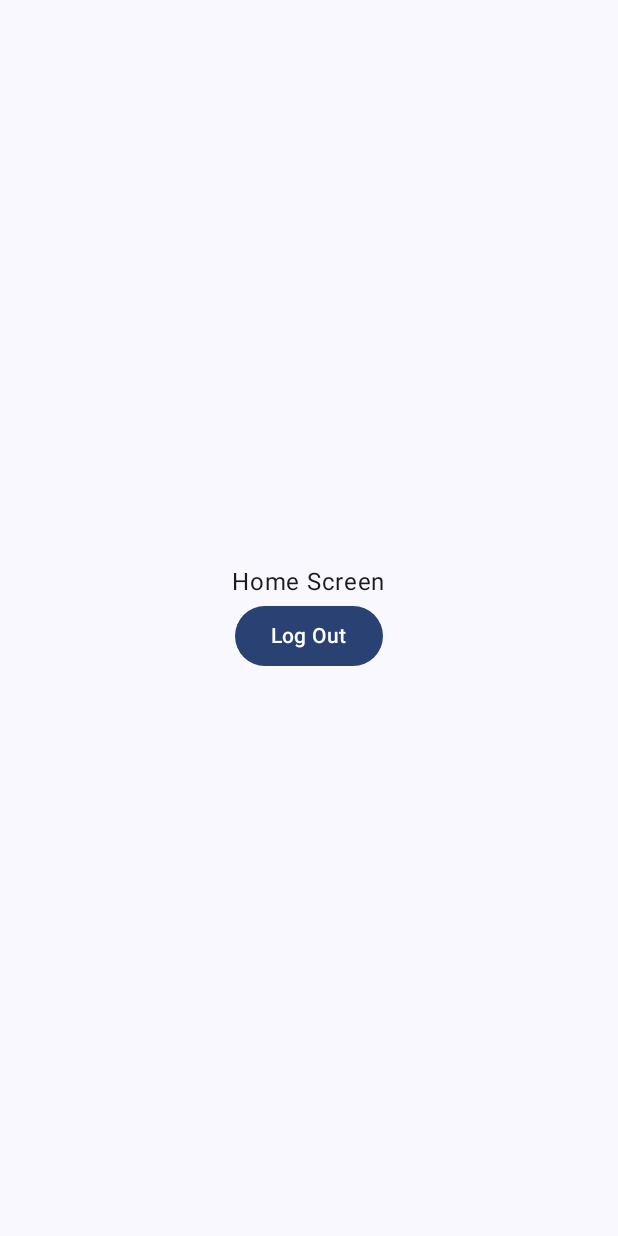
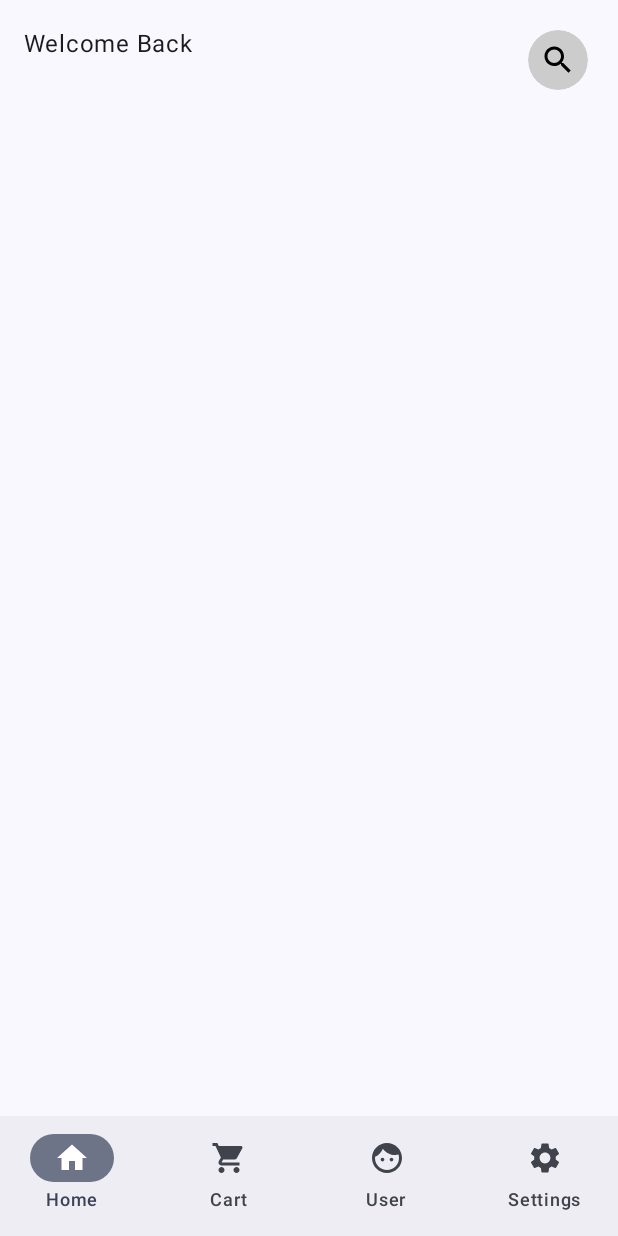
Before and after one commit to organizedanvrchy/RainyShop, an Android app built with Jetpack Compose: the HomeScreen screen opened through its navigation route, on a phone screen of 412 x 824 dp. Run offline under Robolectric (Android 15) with nearby library versions, the phone set to English and light mode, and no system bars; our stand-ins replace Firebase (no records; nobody signed in at launch, a user with empty details on screens opened directly); 2 statements that could not run were skipped.

Commit message:
Update HeaderView.kt and BannerView.kt
Add coil dependency

Add CartPage.kt, HomePage.kt, ProfilePage.kt, SettingsPage.kt

```diff
--- a/app/build.gradle.kts
+++ b/app/build.gradle.kts
@@ -60,4 +60,8 @@ dependencies {
     androidTestImplementation(libs.androidx.ui.test.junit4)
     debugImplementation(libs.androidx.ui.tooling)
     debugImplementation(libs.androidx.ui.test.manifest)
+//    implementation("io.coil-kt.coil3:coil-compose:3.3.0")
+//    implementation("io.coil-kt.coil3:coil-network-okhttp:3.3.0")
+    implementation("io.coil-kt:coil-compose:2.7.0")
+
 }
--- /dev/null
+++ b/app/src/main/java/com/vimal/rainyshop/components/BannerView.kt
@@ -0,0 +1,55 @@
+package com.vimal.rainyshop.components
+
+import androidx.compose.foundation.layout.Column
+import androidx.compose.foundation.layout.fillMaxWidth
+import androidx.compose.foundation.pager.HorizontalPager
+import androidx.compose.foundation.pager.rememberPagerState
+import androidx.compose.foundation.shape.RoundedCornerShape
+import androidx.compose.runtime.Composable
+import androidx.compose.runtime.LaunchedEffect
+import androidx.compose.runtime.getValue
+import androidx.compose.runtime.mutableStateOf
+import androidx.compose.runtime.remember
+import androidx.compose.runtime.setValue
+import androidx.compose.ui.Modifier
+import androidx.compose.ui.draw.clip
+import androidx.compose.ui.unit.dp
+import coil.compose.AsyncImage
+import com.google.firebase.Firebase
+import com.google.firebase.firestore.firestore
+
+@Composable
+fun BannerView(modifier: Modifier = Modifier) {
+    var bannerList by remember {
+        mutableStateOf<List<String>>(emptyList())
+    }
+
+    LaunchedEffect(Unit) {
+        Firebase.firestore
+            .collection("data")
+            .document("banners")
+            .get().addOnCompleteListener {
+                bannerList = it.result.get("urls") as List<String>
+            }
+    }
+
+    Column(
+        modifier = modifier
+    ) {
+        val pagerState = rememberPagerState(0) {
+            bannerList.size
+        }
+        HorizontalPager(
+            state = pagerState,
+            pageSpacing = 24.dp
+        ) {
+            AsyncImage(
+                model = bannerList[it],
+                contentDescription = "banner",
+                modifier = Modifier
+                    .fillMaxWidth()
+                    .clip(RoundedCornerShape(16.dp))
+            )
+        }
+    }
+}
--- /dev/null
+++ b/app/src/main/java/com/vimal/rainyshop/components/HeaderView.kt
@@ -0,0 +1,76 @@
+package com.vimal.rainyshop.components
+
+import androidx.compose.foundation.layout.Arrangement
+import androidx.compose.foundation.layout.Column
+import androidx.compose.foundation.layout.Row
+import androidx.compose.foundation.layout.fillMaxWidth
+import androidx.compose.material.icons.Icons
+import androidx.compose.material.icons.filled.Search
+import androidx.compose.material3.Icon
+import androidx.compose.material3.IconButton
+import androidx.compose.material3.IconButtonDefaults
+import androidx.compose.material3.Text
+import androidx.compose.runtime.Composable
+import androidx.compose.runtime.LaunchedEffect
+import androidx.compose.runtime.getValue
+import androidx.compose.runtime.mutableStateOf
+import androidx.compose.runtime.remember
+import androidx.compose.runtime.setValue
+import androidx.compose.ui.Alignment
+import androidx.compose.ui.Modifier
+import androidx.compose.ui.graphics.Color
+import androidx.compose.ui.text.TextStyle
+import androidx.compose.ui.text.font.FontWeight
+import androidx.compose.ui.unit.sp
+import com.google.firebase.Firebase
+import com.google.firebase.auth.FirebaseAuth
+import com.google.firebase.firestore.firestore
+
+@Composable
+fun HeaderView(modifier: Modifier = Modifier) {
+    var name by remember {
+        mutableStateOf("")
+    }
+
+    LaunchedEffect(Unit) {
+        Firebase.firestore
+            .collection("users")
+            .document(FirebaseAuth.getInstance().currentUser?.uid!!)
+            .get().addOnCompleteListener() {
+                name = it.result.get("name").toString().split(" ").get(0)
+            }
+    }
+
+    Row(
+        modifier = Modifier.fillMaxWidth(),
+        verticalAlignment = Alignment.CenterVertically,
+        horizontalArrangement = Arrangement.SpaceBetween
+    ) {
+        Column {
+            Text(text = "Welcome Back")
+            Text(
+                text = name,
+                style = TextStyle(
+                    fontSize = 18.sp,
+                    fontWeight = FontWeight.Bold
+                )
+            )
+        }
+
+        IconButton(
+            onClick = { },
+            colors = IconButtonDefaults.iconButtonColors(
+                contentColor = Color.Black,
+                containerColor = Color.LightGray,
+                disabledContentColor = Color.Transparent,
+                disabledContainerColor = Color.Transparent
+            )
+        ) {
+            Icon(
+                imageVector = Icons.Default.Search,
+                contentDescription = "Search"
+            )
+        }
+    }
+
+}
--- /dev/null
+++ b/app/src/main/java/com/vimal/rainyshop/pages/CartPage.kt
@@ -0,0 +1,10 @@
+package com.vimal.rainyshop.pages
+
+import androidx.compose.material3.Text
+import androidx.compose.runtime.Composable
+import androidx.compose.ui.Modifier
+
+@Composable
+fun CartPage(modifier: Modifier = Modifier) {
+    Text(text = "Cart Page")
+}
--- /dev/null
+++ b/app/src/main/java/com/vimal/rainyshop/pages/HomePage.kt
@@ -0,0 +1,24 @@
+package com.vimal.rainyshop.pages
+
+import androidx.compose.foundation.layout.Column
+import androidx.compose.foundation.layout.fillMaxSize
+import androidx.compose.foundation.layout.height
+import androidx.compose.foundation.layout.padding
+import androidx.compose.runtime.Composable
+import androidx.compose.ui.Modifier
+import androidx.compose.ui.unit.dp
+import com.vimal.rainyshop.components.BannerView
+import com.vimal.rainyshop.components.HeaderView
+
+@Composable
+fun HomePage(modifier: Modifier = Modifier) {
+    Column(
+        modifier = modifier
+            .fillMaxSize()
+            .padding(16.dp)
+    ) {
+        HeaderView(modifier = Modifier.height(10.dp))
+        BannerView(modifier = Modifier.height(200.dp))
+    }
+
+}
--- /dev/null
+++ b/app/src/main/java/com/vimal/rainyshop/pages/ProfilePage.kt
@@ -0,0 +1,10 @@
+package com.vimal.rainyshop.pages
+
+import androidx.compose.material3.Text
+import androidx.compose.runtime.Composable
+import androidx.compose.ui.Modifier
+
+@Composable
+fun ProfilePage(modifier: Modifier = Modifier) {
+    Text(text = "Profile Page")
+}
--- /dev/null
+++ b/app/src/main/java/com/vimal/rainyshop/pages/SettingsPage.kt
@@ -0,0 +1,10 @@
+package com.vimal.rainyshop.pages
+
+import androidx.compose.material3.Text
+import androidx.compose.runtime.Composable
+import androidx.compose.ui.Modifier
+
+@Composable
+fun SettingsPage(modifier: Modifier = Modifier) {
+    Text(text = "Settings Page")
+}
--- a/app/src/main/java/com/vimal/rainyshop/screen/HomeScreen.kt
+++ b/app/src/main/java/com/vimal/rainyshop/screen/HomeScreen.kt
@@ -1,38 +1,81 @@
 package com.vimal.rainyshop.screen
 
-import androidx.compose.foundation.layout.Arrangement
-import androidx.compose.foundation.layout.Column
-import androidx.compose.foundation.layout.fillMaxSize
 import androidx.compose.foundation.layout.padding
-import androidx.compose.material3.Button
+import androidx.compose.material.icons.Icons
+import androidx.compose.material.icons.filled.Face
+import androidx.compose.material.icons.filled.Home
+import androidx.compose.material.icons.filled.Settings
+import androidx.compose.material.icons.filled.ShoppingCart
+import androidx.compose.material3.Icon
+import androidx.compose.material3.NavigationBar
+import androidx.compose.material3.NavigationBarItem
+import androidx.compose.material3.Scaffold
 import androidx.compose.material3.Text
 import androidx.compose.runtime.Composable
-import androidx.compose.ui.Alignment
+import androidx.compose.runtime.getValue
+import androidx.compose.runtime.mutableStateOf
+import androidx.compose.runtime.remember
+import androidx.compose.runtime.setValue
 import androidx.compose.ui.Modifier
-import androidx.compose.ui.unit.dp
+import androidx.compose.ui.graphics.vector.ImageVector
 import androidx.navigation.NavHostController
-import com.google.firebase.Firebase
-import com.google.firebase.auth.auth
+import com.vimal.rainyshop.pages.CartPage
+import com.vimal.rainyshop.pages.HomePage
+import com.vimal.rainyshop.pages.ProfilePage
+import com.vimal.rainyshop.pages.SettingsPage
 
 @Composable
 fun HomeScreen(modifier: Modifier = Modifier, navController: NavHostController) {
-    Column(
-        modifier = modifier
-            .fillMaxSize()
-            .padding(all = 32.dp),
-        verticalArrangement = Arrangement.Center,
-        horizontalAlignment = Alignment.CenterHorizontally,
-    ) {
-        Text(text = "Home Screen")
-        Button(
-            onClick = {
-                Firebase.auth.signOut()
-                navController.navigate(route = "auth") {
-                    popUpTo("home") { inclusive = true }
+    val navItemList = listOf(
+        NavItem("Home", Icons.Default.Home),
+        NavItem("Cart", Icons.Default.ShoppingCart),
+        NavItem("User", Icons.Default.Face),
+        NavItem("Settings", Icons.Default.Settings),
+    )
+
+    var selectedIndex by remember {
+        mutableStateOf(0)
+    }
+
+    Scaffold(
+        bottomBar = {
+            NavigationBar {
+                navItemList.forEachIndexed { index, navItem ->
+                    NavigationBarItem(
+                        selected = index==selectedIndex,
+                        onClick = {
+                            selectedIndex = index
+                        },
+                        icon = {
+                            Icon(
+                                imageVector = navItem.icon,
+                                contentDescription = navItem.label
+                            )
+                        },
+                        label = {
+                            Text(text = navItem.label)
+                        }
+
+                    )
                 }
             }
-        ) {
-            Text("Log Out")
         }
+    ) {
+        ContentScreen(modifier = modifier.padding(it), selectedIndex)
     }
 }
+
+@Composable
+fun ContentScreen(modifier: Modifier = Modifier, selectedIndex: Int) {
+    when(selectedIndex) {
+        0 -> HomePage(modifier)
+        1 -> CartPage(modifier)
+        2 -> ProfilePage(modifier)
+        3 -> SettingsPage(modifier)
+    }
+}
+
+data class NavItem(
+    val label: String,
+    val icon: ImageVector
+)
--- a/gradle.properties
+++ b/gradle.properties
@@ -21,3 +21,4 @@ kotlin.code.style=official
 # resources declared in the library itself and none from the library's dependencies,
 # thereby reducing the size of the R class for that library
 android.nonTransitiveRClass=true
+kotlin.experimental.tryK2=false
```
